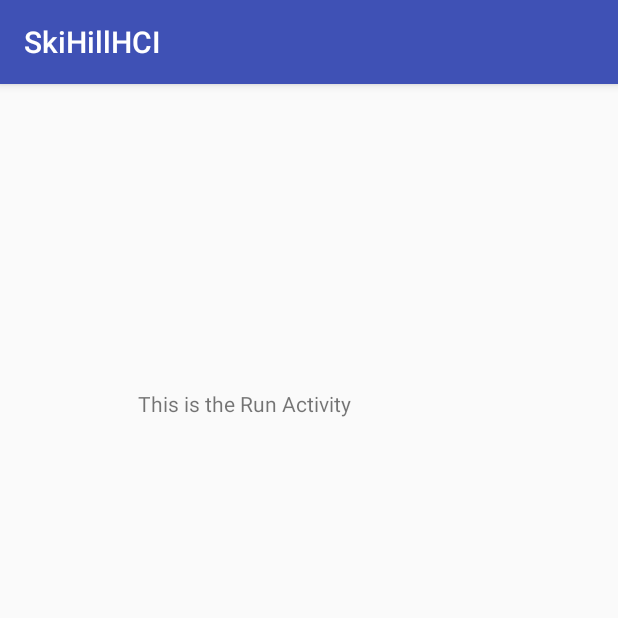
After one commit to NyleVII/SkiHillHCI, an Android app: the RunActivity screen opened directly, with no data from a screen before it, on a phone screen of 412 x 824 dp, the top half of it. The commit adds this screen. Run offline under Robolectric (Android 15) with nearby library versions, the phone set to English and light mode, and no system bars.

Commit message:
added a button for one run (it is invisible and located at the red blotch on the right side of the map). takes user to the run activity (empty atm).

```diff
--- a/app/src/main/AndroidManifest.xml
+++ b/app/src/main/AndroidManifest.xml
@@ -18,7 +18,8 @@
         <activity android:name=".RentalScreenActivity" />
         <activity android:name=".MapActivity" />
         <activity android:name=".FoodMenuActivity" />
-        <activity android:name=".EmergencyActivity"></activity>
+        <activity android:name=".EmergencyActivity" />
+        <activity android:name=".RunActivity"></activity>
     </application>
 
 </manifest>
--- /dev/null
+++ b/app/src/main/java/nylecpsc481/skihillhci/RunActivity.java
@@ -0,0 +1,13 @@
+package nylecpsc481.skihillhci;
+
+import android.support.v7.app.AppCompatActivity;
+import android.os.Bundle;
+
+public class RunActivity extends AppCompatActivity {
+
+    @Override
+    protected void onCreate(Bundle savedInstanceState) {
+        super.onCreate(savedInstanceState);
+        setContentView(R.layout.activity_run);
+    }
+}
--- /dev/null
+++ b/app/src/main/res/layout/activity_run.xml
@@ -0,0 +1,24 @@
+<?xml version="1.0" encoding="utf-8"?>
+<RelativeLayout xmlns:android="http://schemas.android.com/apk/res/android"
+    xmlns:tools="http://schemas.android.com/tools"
+    android:id="@+id/activity_run"
+    android:layout_width="match_parent"
+    android:layout_height="match_parent"
+    android:paddingBottom="@dimen/activity_vertical_margin"
+    android:paddingLeft="@dimen/activity_horizontal_margin"
+    android:paddingRight="@dimen/activity_horizontal_margin"
+    android:paddingTop="@dimen/activity_vertical_margin"
+    tools:context="nylecpsc481.skihillhci.RunActivity">
+
+    <TextView
+        android:text="This is the Run Activity"
+        android:layout_width="wrap_content"
+        android:layout_height="wrap_content"
+        android:layout_alignParentTop="true"
+        android:layout_alignParentLeft="true"
+        android:layout_alignParentStart="true"
+        android:layout_marginLeft="76dp"
+        android:layout_marginStart="76dp"
+        android:layout_marginTop="187dp"
+        android:id="@+id/textView9" />
+</RelativeLayout>
```
Also changed, not shown: app/src/main/java/nylecpsc481/skihillhci/MapActivity.java (+7 -0 lines), app/src/main/res/layout/activity_map.xml (+17 -2 lines), app/src/main/res/drawable/run_button.png (added).
